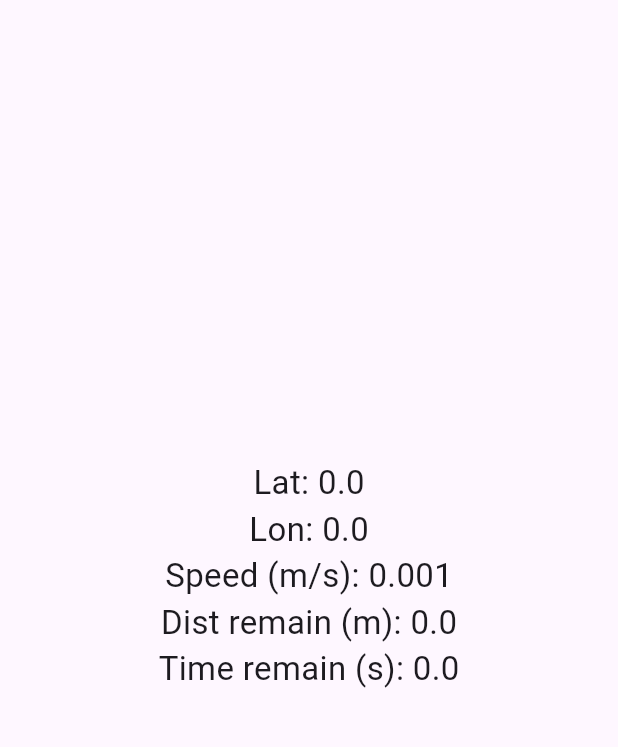
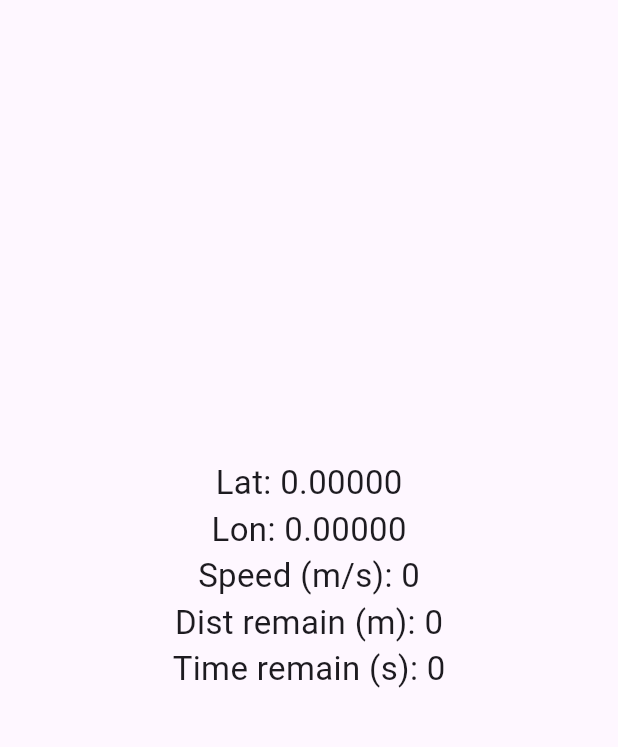
Before and after one commit to mjw1200/ETAPro, a Flutter app: the screen it shows after launch, on a phone screen of 412 x 824 dp, the part 84-831 px from its top. Run offline on Flutter 3.47's test engine with Material 2 defaults, Android fonts, the phone set to English and light mode, and no system bars; our stand-ins replace geolocator, google_maps_flutter; missing offline and left inert: google_maps_routes.

Commit message:
Minor improvements

```diff
--- a/lib/location.dart
+++ b/lib/location.dart
@@ -27,28 +27,29 @@ class LocationState extends State<Location> {
   @override
   Widget build(BuildContext context) {
     const TextStyle style = TextStyle(fontSize: 22);
+    var timeRemain = _dist / _speed;
 
     return Column(
       mainAxisAlignment: MainAxisAlignment.start,
       children: [
         Text(
-          'Lat: $_lat',
+          'Lat: ${_lat.toStringAsFixed(5)}',
           style: style,
         ),
         Text(
-          'Lon: $_lon',
+          'Lon: ${_lon.toStringAsFixed(5)}',
           style: style,
         ),
         Text(
-          'Speed (m/s): $_speed',
+          'Speed (m/s): ${_speed.toStringAsFixed(0)}',
           style: style,
         ),
         Text(
-          'Dist remain (m): $_dist',
+          'Dist remain (m): ${_dist.toStringAsFixed(0)}',
           style: style,
         ),
         Text(
-          'Time remain (s): ${_dist / _speed}',
+          'Time remain (s): ${timeRemain.toStringAsFixed(0)}',
           style: style,
         )
       ],
```
Also changed, not shown: 1 other file.
